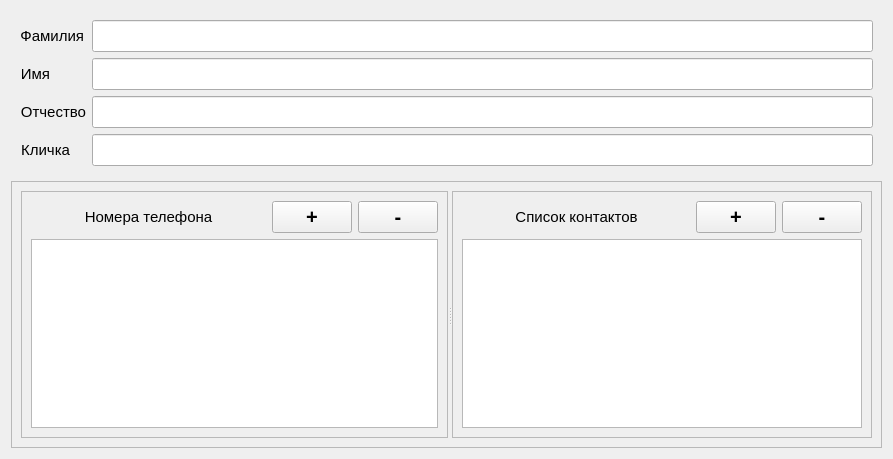
Above: EditPerson.ui from Yavlados/VKR before the change. Below: the same form after it.
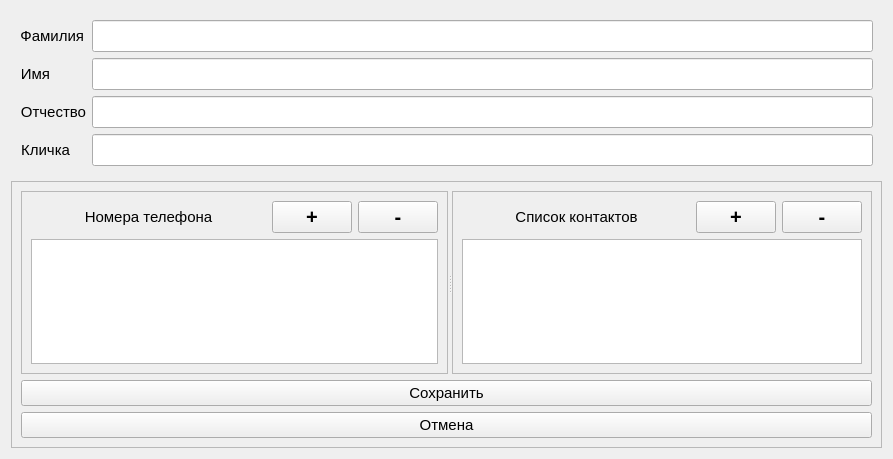
That is the form after the change. Custom widgets are drawn as their Qt base class.

Commit message: new(editPerson): update person is worked

What changed in the file:
```diff
--- a/EditPerson.ui
+++ b/EditPerson.ui
@@ -421,6 +421,32 @@
         </widget>
        </widget>
       </item>
+      <item>
+       <widget class="QPushButton" name="pb_save">
+        <property name="font">
+         <font>
+          <family>Arial</family>
+          <pointsize>11</pointsize>
+         </font>
+        </property>
+        <property name="text">
+         <string>Сохранить</string>
+        </property>
+       </widget>
+      </item>
+      <item>
+       <widget class="QPushButton" name="pb_cancel">
+        <property name="font">
+         <font>
+          <family>Arial</family>
+          <pointsize>11</pointsize>
+         </font>
+        </property>
+        <property name="text">
+         <string>Отмена</string>
+        </property>
+       </widget>
+      </item>
      </layout>
     </widget>
    </item>
```
The commit also changes 10 other files.
